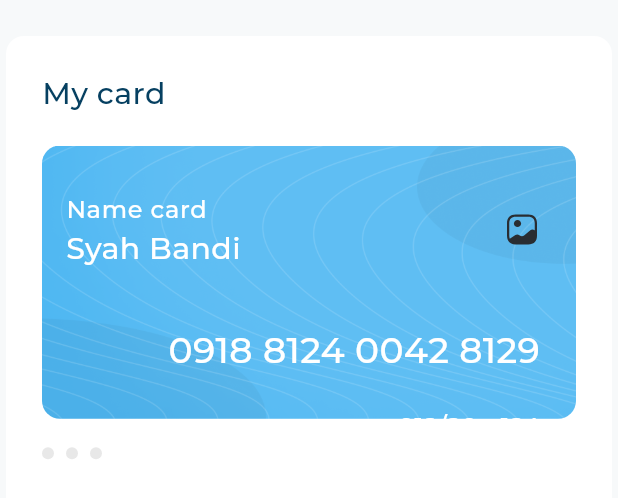
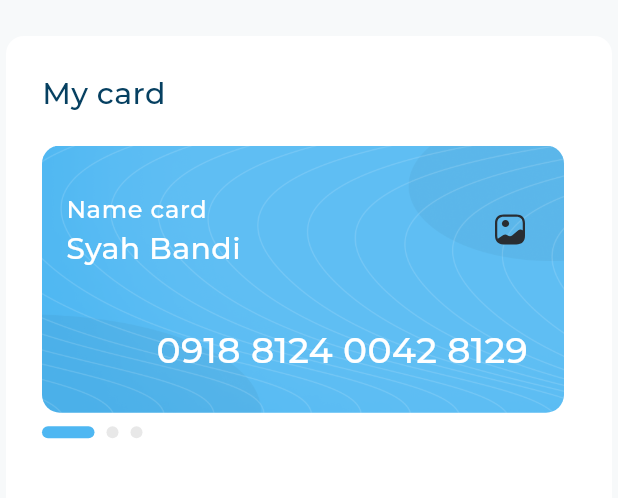
Before and after one commit to x00Adham/adaptive_dashboard, a Flutter app: the MyCardSection widget shown alone on an empty page, opened directly, on a phone screen of 412 x 824 dp. Shown: the top 498 px of the screen. Run offline on Flutter 3.47's test engine with Material 3 defaults, Android fonts, the phone set to English and light mode, and no system bars; drawn by our look-alikes of expandable_page_view; our stand-ins replace flutter_svg; project files that could hold a hidden picture were left out.

Commit message:
connecting the indecator and my card widget

```diff
--- a/lib/widget/indecator_section.dart
+++ b/lib/widget/indecator_section.dart
@@ -2,9 +2,8 @@ import 'package:adaptive_dashboard/widget/indecator_widget.dart';
 import 'package:flutter/material.dart';
 
 class IndecatorSection extends StatelessWidget {
-  const IndecatorSection({
-    super.key,
-  });
+  const IndecatorSection({super.key, required this.pageindex});
+  final int pageindex;
 
   @override
   Widget build(BuildContext context) {
@@ -12,7 +11,7 @@ class IndecatorSection extends StatelessWidget {
       children: List.generate(3, (index) {
         return Padding(
           padding: const EdgeInsets.only(right: 8),
-          child: IndecatorWidget(isActive: false),
+          child: IndecatorWidget(isActive: pageindex == index),
         );
       }),
     );
--- a/lib/widget/mycardpageview.dart
+++ b/lib/widget/mycardpageview.dart
@@ -3,13 +3,21 @@ import 'package:expandable_page_view/expandable_page_view.dart';
 import 'package:flutter/material.dart';
 
 class MyCardPageView extends StatelessWidget {
-  const MyCardPageView({super.key});
+  const MyCardPageView({super.key, required this.pageController});
+  final PageController pageController;
 
   @override
   Widget build(BuildContext context) {
     return ExpandablePageView(
+      controller: pageController,
       scrollDirection: Axis.horizontal,
-      children: List.generate(3, (index) => MyCardWidget()),
+      children: List.generate(
+        3,
+        (index) => Padding(
+          padding: const EdgeInsets.only(right: 8),
+          child: MyCardWidget(),
+        ),
+      ),
     );
   }
 }
--- a/lib/widget/mycardsection.dart
+++ b/lib/widget/mycardsection.dart
@@ -3,8 +3,27 @@ import 'package:adaptive_dashboard/widget/indecator_section.dart';
 import 'package:adaptive_dashboard/widget/mycardpageview.dart';
 import 'package:flutter/material.dart';
 
-class MyCardSection extends StatelessWidget {
+class MyCardSection extends StatefulWidget {
   const MyCardSection({super.key});
+
+  @override
+  State<MyCardSection> createState() => _MyCardSectionState();
+}
+
+class _MyCardSectionState extends State<MyCardSection> {
+  late PageController pageController;
+   int pageIndex= 0;
+  @override
+  void initState() {
+    super.initState();
+    pageController = PageController();
+    pageController.addListener(() {
+      setState(() {
+        pageIndex = pageController.page!.round();
+      });
+    });
+    setState(() {});
+  }
 
   @override
   Widget build(BuildContext context) {
@@ -20,10 +39,10 @@ class MyCardSection extends StatelessWidget {
             children: [
               Text("My card", style: AppStyles.styleSemiBold20()),
               SizedBox(height: 20),
-              MyCardPageView(),
-              SizedBox(height: 19),
+              MyCardPageView(pageController: pageController),
+              SizedBox(height: 9),
 
-              IndecatorSection(),
+              IndecatorSection(pageindex: pageIndex),
             ],
           ),
         ),
```
Also changed, not shown: 1 other file.
